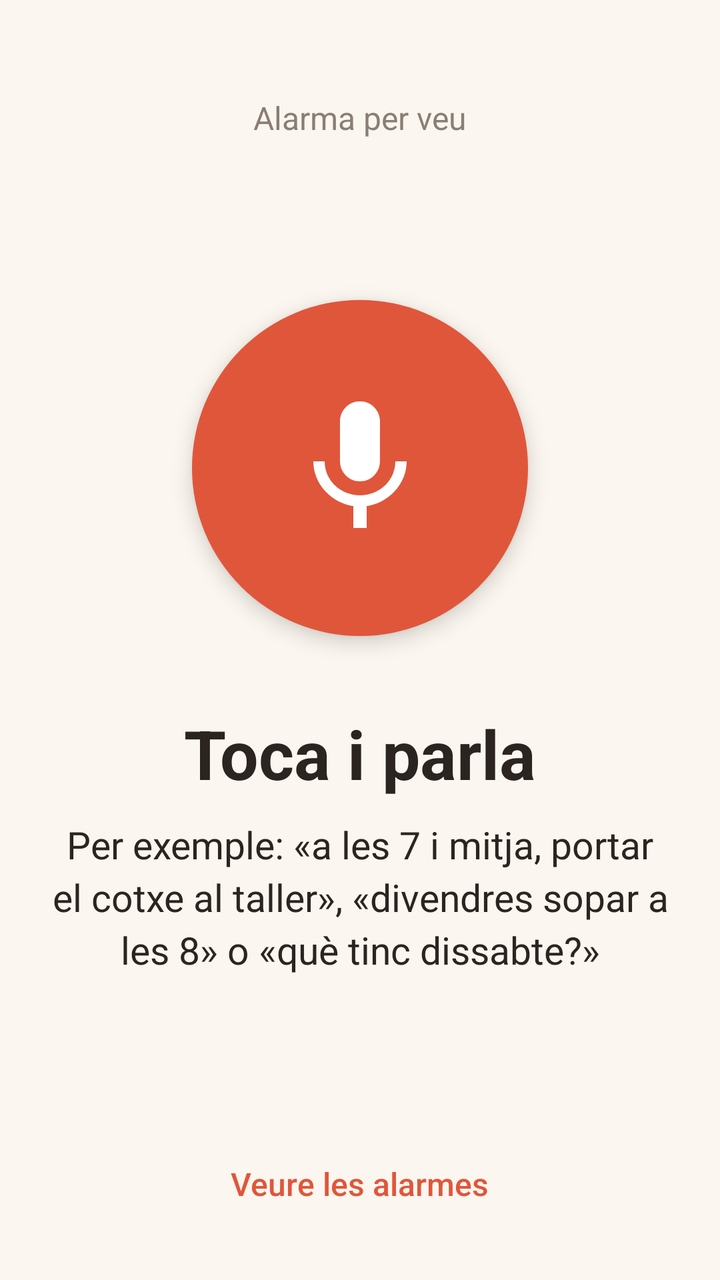
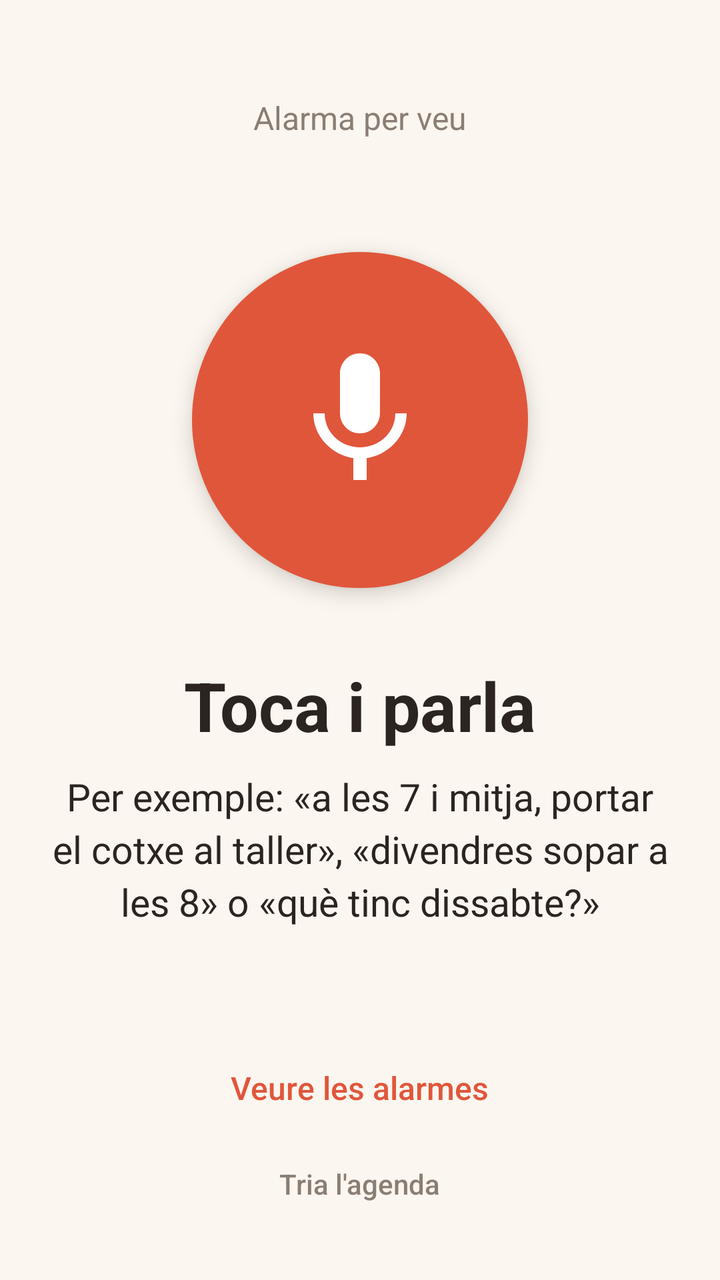

Two renders of the same Android screen: before a commit and after it. Below are the layout's source before the change and the commit's diff.
<!-- AndroidManifest.xml: application theme Tema -->
<!-- res/layout/activity_main.xml -->
<?xml version="1.0" encoding="utf-8"?>
<LinearLayout xmlns:android="http://schemas.android.com/apk/res/android"
    android:layout_width="match_parent"
    android:layout_height="match_parent"
    android:background="@color/fons"
    android:gravity="center_horizontal"
    android:orientation="vertical"
    android:padding="24dp">

    <TextView
        android:layout_width="wrap_content"
        android:layout_height="wrap_content"
        android:layout_marginTop="24dp"
        android:text="@string/app_name"
        android:textColor="@color/text_suau"
        android:textSize="16sp" />

    <Space
        android:layout_width="0dp"
        android:layout_height="0dp"
        android:layout_weight="1" />

    <ImageButton
        android:id="@+id/boto_parla"
        android:layout_width="168dp"
        android:layout_height="168dp"
        android:background="@drawable/boto_rodo"
        android:contentDescription="@string/parla"
        android:elevation="6dp"
        android:padding="44dp"
        android:scaleType="fitCenter"
        android:src="@drawable/ic_mic" />

    <TextView
        android:id="@+id/estat"
        android:layout_width="match_parent"
        android:layout_height="wrap_content"
        android:layout_marginTop="36dp"
        android:gravity="center"
        android:text="@string/toca_per_parlar"
        android:textColor="@color/text"
        android:textSize="34sp"
        android:textStyle="bold" />

    <TextView
        android:id="@+id/detall"
        android:layout_width="match_parent"
        android:layout_height="wrap_content"
        android:layout_marginTop="10dp"
        android:gravity="center"
        android:lineSpacingExtra="4dp"
        android:text="@string/exemple"
        android:textColor="@color/text"
        android:textSize="19sp" />

    <TextView
        android:id="@+id/escoltat"
        android:layout_width="match_parent"
        android:layout_height="wrap_content"
        android:layout_marginTop="16dp"
        android:gravity="center"
        android:textColor="@color/text_suau"
        android:textSize="14sp"
        android:visibility="gone" />

    <LinearLayout
        android:id="@+id/fila_dubte"
        android:layout_width="match_parent"
        android:layout_height="wrap_content"
        android:layout_marginTop="20dp"
        android:gravity="center"
        android:orientation="horizontal"
        android:visibility="gone">

        <Button
            android:id="@+id/boto_no"
            style="?android:attr/borderlessButtonStyle"
            android:layout_width="wrap_content"
            android:layout_height="wrap_content"
            android:layout_marginEnd="12dp"
            android:text="@string/no_deixa_ho"
            android:textAllCaps="false"
            android:textColor="@color/text_suau"
            android:textSize="17sp" />

        <Button
            android:id="@+id/boto_si"
            android:layout_width="wrap_content"
            android:layout_height="wrap_content"
            android:background="@drawable/boto_pastilla"
            android:paddingStart="24dp"
            android:paddingEnd="24dp"
            android:text="@string/apunta_igualment"
            android:textAllCaps="false"
            android:textColor="@color/blanc"
            android:textSize="17sp" />
    </LinearLayout>

    <Space
        android:layout_width="0dp"
        android:layout_height="0dp"
        android:layout_weight="1" />

    <Button
        android:id="@+id/boto_alarmes"
        style="?android:attr/borderlessButtonStyle"
        android:layout_width="wrap_content"
        android:layout_height="wrap_content"
        android:text="@string/veure_alarmes"
        android:textAllCaps="false"
        android:textColor="@color/accent"
        android:textSize="16sp" />
</LinearLayout>
<!-- resources referenced by this layout -->
<resources>
  <color name="accent">#E0563B</color>
  <color name="blanc">#FFFFFF</color>
  <color name="fons">#FBF6EF</color>
  <color name="text">#2B2420</color>
  <color name="text_suau">#8A7E74</color>
  <!-- drawable boto_pastilla (drawable) -->
  <?xml version="1.0" encoding="utf-8"?>
  <ripple xmlns:android="http://schemas.android.com/apk/res/android"
      android:color="#40FFFFFF">
      <item>
          <shape android:shape="rectangle">
              <corners android:radius="28dp" />
              <solid android:color="@color/accent" />
          </shape>
      </item>
  </ripple>
  <!-- drawable boto_rodo (drawable) -->
  <?xml version="1.0" encoding="utf-8"?>
  <ripple xmlns:android="http://schemas.android.com/apk/res/android"
      android:color="#40FFFFFF">
      <item>
          <shape android:shape="oval">
              <solid android:color="@color/accent" />
          </shape>
      </item>
  </ripple>
  <!-- drawable ic_mic (drawable) -->
  <?xml version="1.0" encoding="utf-8"?>
  <vector xmlns:android="http://schemas.android.com/apk/res/android"
      android:width="24dp"
      android:height="24dp"
      android:viewportWidth="24"
      android:viewportHeight="24">
      <path
          android:fillColor="@color/blanc"
          android:pathData="M12,14c1.66,0 2.99,-1.34 2.99,-3L15,5c0,-1.66 -1.34,-3 -3,-3S9,3.34 9,5v6c0,1.66 1.34,3 3,3zM17.3,11c0,3 -2.54,5.1 -5.3,5.1S6.7,14 6.7,11L5,11c0,3.41 2.72,6.23 6,6.72L11,21h2v-3.28c3.28,-0.48 6,-3.3 6,-6.72h-1.7z" />
  </vector>
  <string name="app_name">Alarma per veu</string>
  <string name="apunta_igualment">Apunta-ho igualment</string>
  <string name="exemple">Per exemple: «a les 7 i mitja, portar el cotxe al taller», «divendres sopar a les 8» o «què tinc dissabte?»</string>
  <string name="no_deixa_ho">No, deixa-ho</string>
  <string name="parla">Parla per posar una alarma</string>
  <string name="toca_per_parlar">Toca i parla</string>
  <string name="veure_alarmes">Veure les alarmes</string>
  <style name="Tema" parent="android:Theme.Material.Light.NoActionBar">
          <item name="android:windowBackground">@color/fons</item>
          <item name="android:statusBarColor">@color/fons</item>
          <item name="android:navigationBarColor">@color/fons</item>
          <item name="android:windowLightStatusBar">true</item>
          <item name="android:colorAccent">@color/accent</item>
      </style>
</resources>

<!-- the commit's change to res/layout/activity_main.xml (unified diff, before → after) -->
@@ -110,4 +110,14 @@
         android:textAllCaps="false"
         android:textColor="@color/accent"
         android:textSize="16sp" />
+
+    <Button
+        android:id="@+id/boto_calendari"
+        style="?android:attr/borderlessButtonStyle"
+        android:layout_width="wrap_content"
+        android:layout_height="wrap_content"
+        android:text="@string/tria_agenda"
+        android:textAllCaps="false"
+        android:textColor="@color/text_suau"
+        android:textSize="14sp" />
 </LinearLayout>
<!-- resource entries referenced after the edit -->
@@ -43,6 +43,7 @@
   <string name="no_deixa_ho">No, deixa-ho</string>
   <string name="parla">Parla per posar una alarma</string>
   <string name="toca_per_parlar">Toca i parla</string>
+  <string name="tria_agenda">Tria l\'agenda</string>
   <string name="veure_alarmes">Veure les alarmes</string>
   <style name="Tema" parent="android:Theme.Material.Light.NoActionBar">
           <item name="android:windowBackground">@color/fons</item>
